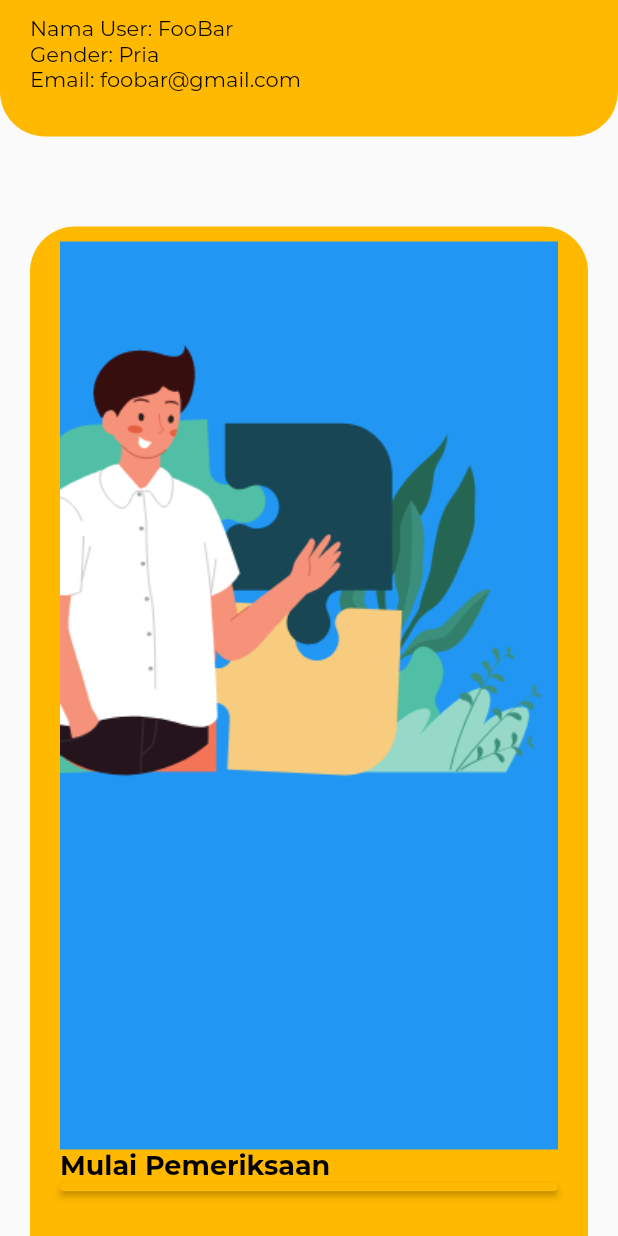
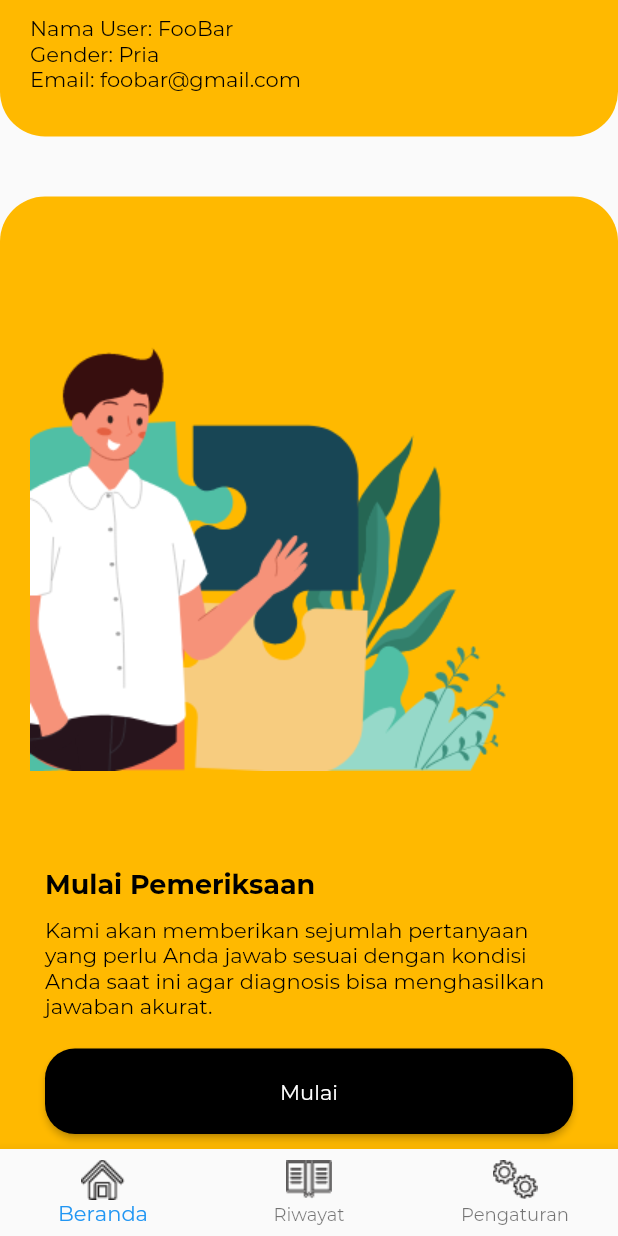
Before and after one commit to senseiRNF/anxiety_disorder_diagnostic, a Flutter app: the HalamanUtama screen opened directly, on a phone screen of 412 x 824 dp. Run offline on Flutter 3.47's test engine with Material 2 defaults, Android fonts, the phone set to English and light mode, and no system bars; our stand-ins replace shared_preferences; accounts and stored records are empty.

Commit message:
change home widgets

```diff
--- a/lib/halaman/halaman_utama.dart
+++ b/lib/halaman/halaman_utama.dart
@@ -1,5 +1,3 @@
-import 'package:anxiety_disorder_diagnostic/fungsi/fungsi_global.dart';
-import 'package:anxiety_disorder_diagnostic/halaman/halaman_diagnosa.dart';
 import 'package:anxiety_disorder_diagnostic/widget/widget_global.dart';
 import 'package:anxiety_disorder_diagnostic/widget/widget_spesifik/widget_halaman_utama.dart';
 import 'package:flutter/material.dart';
@@ -11,6 +9,39 @@ class HalamanUtama extends StatefulWidget {
 
 class _HalamanUtamaState extends State<HalamanUtama> {
   DateTime waktuTekanKembali;
+
+  int indeksNavigasi = 0;
+
+  List<BottomNavigationBarItem> navigationItem = [
+    BottomNavigationBarItem(
+      icon: Image.asset(
+        'aset/gambar/ikon_beranda.png',
+      ),
+      label: 'Beranda',
+    ),
+    BottomNavigationBarItem(
+      icon: Image.asset(
+        'aset/gambar/ikon_riwayat.png',
+      ),
+      label: 'Riwayat',
+    ),
+    BottomNavigationBarItem(
+      icon: Image.asset(
+        'aset/gambar/ikon_pengaturan.png',
+      ),
+      label: 'Pengaturan',
+    ),
+  ];
+
+  List<Widget> daftarWidget = [
+    WidgetHalamanBeranda(
+      nama: 'FooBar',
+      gender: 'Pria',
+      email: 'foobar@gmail.com',
+    ),
+    WidgetHalamanRiwayat(),
+    WidgetHalamanPengaturan(),
+  ];
 
   @override
   void initState() {
@@ -50,22 +81,20 @@ class _HalamanUtamaState extends State<HalamanUtama> {
           child: Column(
             crossAxisAlignment: CrossAxisAlignment.stretch,
             children: [
-              WidgetInformasiAkun(
-                nama: 'FooBar',
-                gender: 'Pria',
-                email: 'foobar@gmail.com',
-              ),
-              SizedBox(
-                height: 60.0,
-              ),
               Expanded(
-                child: Padding(
-                  padding: EdgeInsets.symmetric(horizontal: 20.0,),
-                  child: WidgetInformasiHalaman(),
-                ),
+                child: daftarWidget[indeksNavigasi],
               ),
             ],
           ),
+        ),
+        bottomNavigationBar: BottomNavigationBar(
+          items: navigationItem,
+          onTap: (int terpilih) {
+            setState(() {
+              indeksNavigasi = terpilih;
+            });
+          },
+          currentIndex: indeksNavigasi,
         ),
       ),
     );
--- a/lib/widget/widget_spesifik/widget_halaman_diagnosa.dart
+++ b/lib/widget/widget_spesifik/widget_halaman_diagnosa.dart
@@ -2,7 +2,7 @@ import 'package:anxiety_disorder_diagnostic/fungsi/fungsi_global.dart';
 import 'package:anxiety_disorder_diagnostic/widget/widget_global.dart';
 import 'package:flutter/material.dart';
 
-/// Koleksi widget yang dapat digunakan di halaman utama (main screen widgets)
+/// Koleksi widget yang dapat digunakan di halaman diagnosis (diagnosis screen widgets)
 ///
 /// Widget dengan keadaan (stateful Widget)
 
--- a/lib/widget/widget_spesifik/widget_halaman_masuk.dart
+++ b/lib/widget/widget_spesifik/widget_halaman_masuk.dart
@@ -1,5 +1,9 @@
 import 'package:anxiety_disorder_diagnostic/widget/widget_global.dart';
 import 'package:flutter/material.dart';
+
+/// Koleksi widget yang dapat digunakan di halaman diagnosis (diagnosis screen widgets)
+///
+/// Widget tanpa keadaan (stateless widget)
 
 class TombolLoginGoogle extends StatelessWidget {
   final String judul;
--- a/lib/widget/widget_spesifik/widget_halaman_utama.dart
+++ b/lib/widget/widget_spesifik/widget_halaman_utama.dart
@@ -29,12 +29,12 @@ class MenuUtama extends StatelessWidget {
   }
 }
 
-class WidgetInformasiAkun extends StatelessWidget {
+class WidgetHalamanBeranda extends StatelessWidget {
   final String nama;
   final String gender;
   final String email;
 
-  WidgetInformasiAkun({
+  WidgetHalamanBeranda({
     @required this.nama,
     @required this.gender,
     @required this.email,
@@ -42,7 +42,10 @@ class WidgetInformasiAkun extends StatelessWidget {
 
   @override
   Widget build(BuildContext context) {
-    return Container(
+    return Column(
+      crossAxisAlignment: CrossAxisAlignment.stretch,
+      children: [
+        Container(
           decoration: BoxDecoration(
             borderRadius: BorderRadius.only(
               bottomLeft: Radius.circular(30.0),
@@ -61,14 +64,13 @@ class WidgetInformasiAkun extends StatelessWidget {
               ],
             ),
           ),
-    );
-  }
-}
-
-class WidgetInformasiHalaman extends StatelessWidget {
-  @override
-  Widget build(BuildContext context) {
-    return Container(
+        ),
+        SizedBox(
+          height: 40.0,
+        ),
+        Expanded(
+          child: Container(
+            padding: EdgeInsets.symmetric(horizontal: 20.0,),
             decoration: BoxDecoration(
               borderRadius: BorderRadius.only(
                 topLeft: Radius.circular(30.0),
@@ -76,26 +78,40 @@ class WidgetInformasiHalaman extends StatelessWidget {
               ),
               color: Theme.of(context).primaryColor,
             ),
-      child: Padding(
-        padding: EdgeInsets.only(left: 20.0, right: 20.0, top: 10.0, bottom: 30.0,),
             child: Column(
               crossAxisAlignment: CrossAxisAlignment.stretch,
               children: [
-            Container(
-              color: Colors.blue,
-              child: Image.asset(
+                Expanded(
+                  child: Row(
+                    mainAxisAlignment: MainAxisAlignment.start,
+                    children: [
+                      Image.asset(
                         'aset/gambar/gambar_halaman_utama.png',
                         fit: BoxFit.fitWidth,
                       ),
+                    ],
                   ),
-            TeksGlobal(
+                ),
+                Padding(
+                  padding: EdgeInsets.all(10.0,),
+                  child: TeksGlobal(
                     isi: 'Mulai Pemeriksaan',
                     ukuran: 18.0,
                     tebal: true,
                   ),
-            Expanded(
+                ),
+                Padding(
+                  padding: EdgeInsets.only(left: 10.0, right: 10.0, bottom: 10.0,),
+                  child: TeksGlobal(
+                    isi: 'Kami akan memberikan sejumlah pertanyaan yang perlu Anda jawab sesuai dengan kondisi Anda saat ini agar diagnosis bisa menghasilkan jawaban akurat.',
+                    ukuran: 14.0,
+                  ),
+                ),
+                Padding(
+                  padding: EdgeInsets.all(10.0,),
                   child: TombolGlobal(
                     judul: 'Mulai',
+                    warnaTombol: Colors.black,
                     fungsiTekan: () {
 
                     },
@@ -104,6 +120,61 @@ class WidgetInformasiHalaman extends StatelessWidget {
               ],
             ),
           ),
+        ),
+      ],
     );
   }
 }
+
+class WidgetHalamanPengaturan extends StatelessWidget {
+  @override
+  Widget build(BuildContext context) {
+    return Container();
+  }
+}
+
+/// Widget dengan keadaan (stateful Widget)
+
+class WidgetHalamanRiwayat extends StatefulWidget {
+  @override
+  _WidgetHalamanRiwayatState createState() => _WidgetHalamanRiwayatState();
+}
+
+class _WidgetHalamanRiwayatState extends State<WidgetHalamanRiwayat> {
+  @override
+  void initState() {
+    super.initState();
+  }
+
+  @override
+  Widget build(BuildContext context) {
+    return Column(
+      crossAxisAlignment: CrossAxisAlignment.stretch,
+      children: [
+        Container(
+          color: Theme.of(context).primaryColor,
+          child: Padding(
+            padding: EdgeInsets.all(10.0,),
+            child: TeksGlobal(
+              isi: 'Riwayat Pemeriksaan',
+              ukuran: 18.0,
+              tebal: true,
+            ),
+          ),
+        ),
+        Expanded(
+          child: ListView(
+            children: [
+
+            ],
+          ),
+        ),
+      ],
+    );
+  }
+
+  @override
+  void dispose() {
+    super.dispose();
+  }
+}
```
Also changed, not shown: aset/gambar/gambar_halaman_utama.png, aset/gambar/ikon_beranda.png (added), aset/gambar/ikon_pengaturan.png (added), aset/gambar/ikon_riwayat.png (added). Lines whose indentation alone changed are shown as unchanged.
